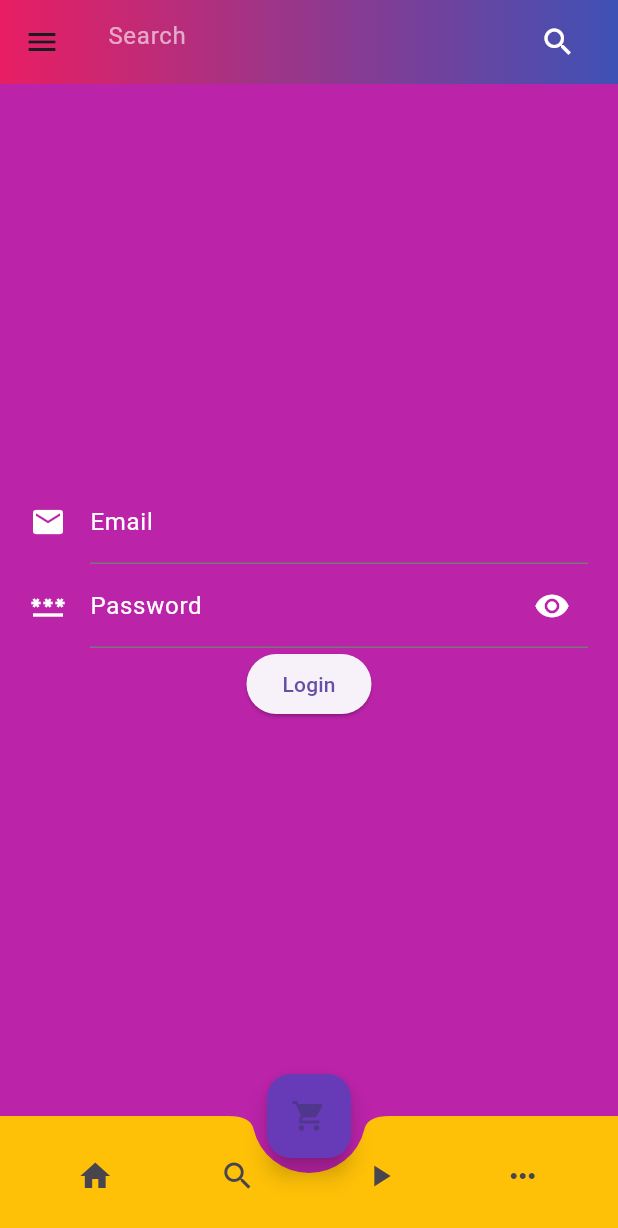
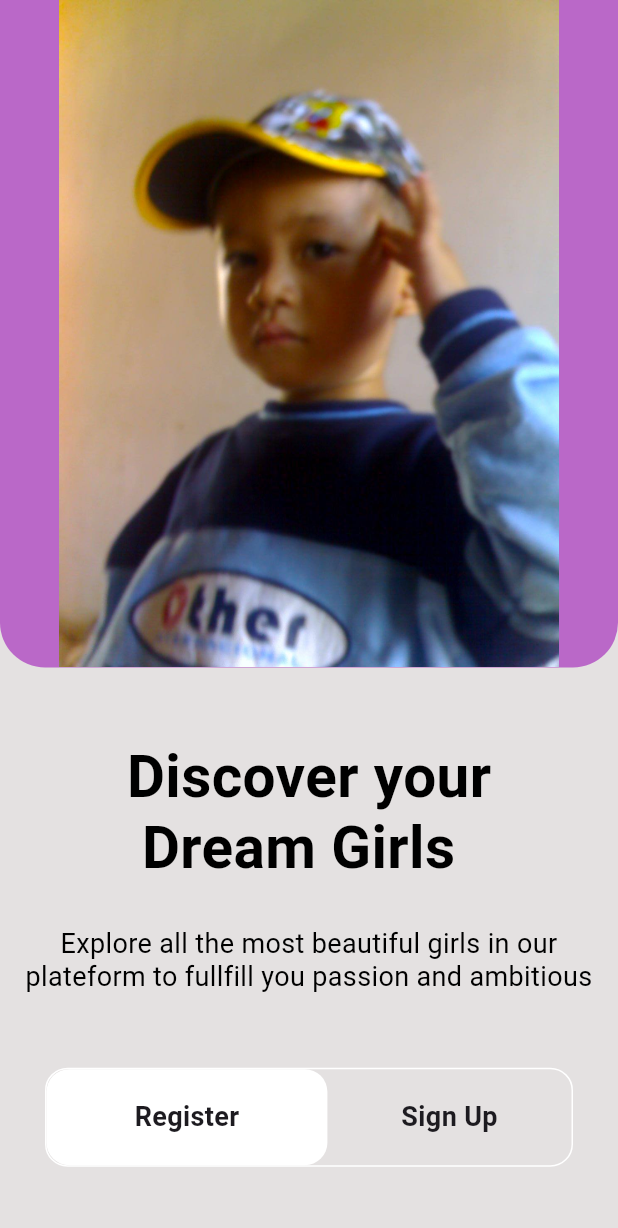
Before and after one commit to NuReach/Flutter, a Flutter app: the screen it shows after launch, on a phone screen of 412 x 824 dp. Shown: the top 1228 px of the screen. Run offline on Flutter 3.47's test engine with Material 3 defaults, Android fonts, the phone set to English and light mode, and no system bars.

Commit message:
splash screen

```diff
--- a/lib/main.dart
+++ b/lib/main.dart
@@ -1,6 +1,7 @@
 import 'package:flutter/material.dart';
 import 'package:flutter_application_1/screens/ListViewBuilder.dart';
 import 'package:flutter_application_1/screens/LoginScreen.dart';
+import 'package:flutter_application_1/screens/MySplashScreen.dart';
 import 'package:flutter_application_1/screens/Week1.dart';
 
 void main() {
@@ -14,7 +15,7 @@ class MyApp extends StatelessWidget {
   @override
   Widget build(BuildContext context) {
     return MaterialApp(
-      home: LoginScreen(),
+      home: Mysplashscreen(),
     );
   }
 }
--- /dev/null
+++ b/lib/screens/MySplashScreen.dart
@@ -0,0 +1,105 @@
+import 'package:flutter/material.dart';
+
+class Mysplashscreen extends StatelessWidget {
+  const Mysplashscreen({super.key});
+
+  @override
+  Widget build(BuildContext context) {
+    return Scaffold(
+      body: _bodyBuilder(context),
+    );
+  }
+}
+
+Widget _bodyBuilder(context) {
+  Size size = MediaQuery.of(context).size;
+  return Container(
+    color: Color.fromARGB(255, 228, 225, 225),
+    height: size.height,
+    width: size.width,
+    child: Stack(
+      children: [
+        Container(
+          alignment: Alignment.topCenter,
+          child: Container(
+            height: size.height * 0.54,
+            width: size.width,
+            decoration: BoxDecoration(
+                borderRadius: BorderRadius.only(
+                    bottomLeft: Radius.circular(30),
+                    bottomRight: Radius.circular(30)),
+                color: Colors.purple[300],
+                image: const DecorationImage(
+                  image: AssetImage("images/myphoto.jpg"),
+                )),
+          ),
+        ),
+        Positioned(
+            top: size.height * 0.6,
+            left: 0,
+            right: 0,
+            child: Column(
+              children: [
+                Text(
+                  "Discover your\n Dream Girls",
+                  style: TextStyle(
+                      fontWeight: FontWeight.bold,
+                      fontSize: 39,
+                      color: Colors.black,
+                      height: 1.2),
+                ),
+                SizedBox(height: 30),
+                Text(
+                  "Explore all the most beautiful girls in our plateform to fullfill you passion and ambitious",
+                  textAlign: TextAlign.center,
+                  style: TextStyle(
+                      fontWeight: FontWeight.normal,
+                      fontSize: 18,
+                      color: Colors.black,
+                      height: 1.2),
+                ),
+                SizedBox(height: size.height * 0.06),
+                Padding(
+                  padding: const EdgeInsets.symmetric(horizontal: 30),
+                  child: Container(
+                    width: size.width,
+                    height: size.height * 0.08,
+                    decoration: BoxDecoration(
+                        borderRadius: BorderRadius.circular(15),
+                        border: Border.all(color: Colors.white)),
+                    child: Row(
+                      children: [
+                        Container(
+                          width: size.width / 2.2,
+                          height: size.height * 0.08,
+                          decoration: BoxDecoration(
+                              color: Colors.white,
+                              borderRadius: BorderRadius.circular(15)),
+                          child: Center(
+                              child: Text(
+                            "Register",
+                            style: TextStyle(
+                                fontWeight: FontWeight.bold, fontSize: 18),
+                          )),
+                        ),
+                        const Spacer(),
+                        GestureDetector(
+                          onTap: () {},
+                          child: Center(
+                              child: Text(
+                            "Sign Up",
+                            style: TextStyle(
+                                fontWeight: FontWeight.bold, fontSize: 18),
+                          )),
+                        ),
+                        const Spacer(),
+                      ],
+                    ),
+                  ),
+                )
+              ],
+            )),
+      ],
+    ),
+  );
+}
--- a/pubspec.yaml
+++ b/pubspec.yaml
@@ -59,8 +59,8 @@ flutter:
   uses-material-design: true
 
   # To add assets to your application, add an assets section, like this:
-  # assets:
-  #   - images/a_dot_burr.jpeg
+  assets:
+    - images/
   #   - images/a_dot_ham.jpeg
 
   # An image asset can refer to one or more resolution-specific "variants", see
```
Also changed, not shown: images/myphoto.jpg (added).
